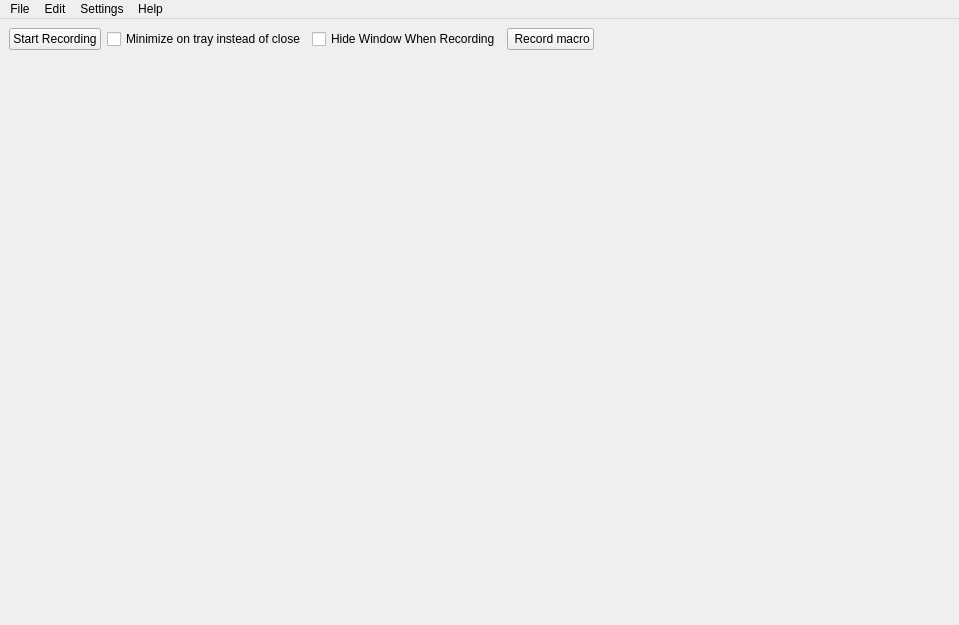
This is ui/MainWindow.ui in nickpnevmati/MacroRecorderPython as Qt 5 draws it before an edit. The edited form follows.
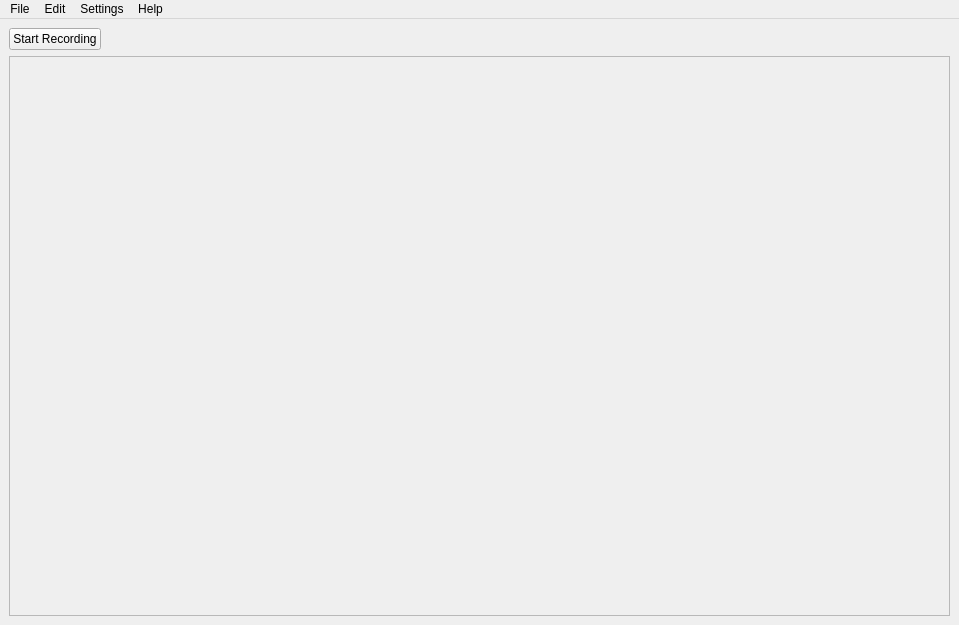
This is the edited form.

Commit message: Updated UI + Added UI build "pipeline"

The edit to the form file:
```diff
--- a/ui/MainWindow.ui
+++ b/ui/MainWindow.ui
@@ -34,6 +34,38 @@
    </property> 
    <!-- THIS IS THE PART WE CARE ABOUT SO FAR, IT HAS THE MAIN BUTTONS ON THE MAIN SCREEN-->
    <layout class="QGridLayout" name="gridLayout">
+    <item row="1" column="0">
+     <widget class="QScrollArea" name="scrollArea">
+      <property name="widgetResizable">
+       <bool>true</bool>
+      </property>
+      <widget class="QWidget" name="scrollAreaWidgetContents">
+       <property name="geometry">
+        <rect>
+         <x>0</x>
+         <y>0</y>
+         <width>939</width>
+         <height>550</height>
+        </rect>
+       </property>
+       <layout class="QVBoxLayout" name="verticalLayout_2">
+        <item>
+         <spacer name="verticalSpacer">
+          <property name="orientation">
+           <enum>Qt::Vertical</enum>
+          </property>
+          <property name="sizeHint" stdset="0">
+           <size>
+            <width>20</width>
+            <height>40</height>
+           </size>
+          </property>
+         </spacer>
+        </item>
+       </layout>
+      </widget>
+     </widget>
+    </item>
     <item row="0" column="0">
      <layout class="QHBoxLayout" name="horizontalLayout">
       <item>
@@ -43,30 +75,6 @@
         </property>
        </widget>
       </item>
-      <item>
-       <widget class = "QCheckBox" name="minimizeOrCloseButton">
-        <property name="text">
-         <string>Minimize on tray instead of close</string>
-        </property>
-       </widget>
-      </item>
-      <item>
-       <widget class="QCheckBox" name="hideWhenRecordingCheckbox">
-        <property name="layoutDirection">
-         <enum>Qt::LeftToRight</enum>
-        </property>
-        <property name="text">
-         <string>Hide Window When Recording</string>
-        </property>
-       </widget>
-      </item>
-      <item>
-       <widget class="QPushButton" name="registerMacroButton">
-        <property name="text">
-         <string> Record macro</string>
-        </property>
-       </widget>
-      </item>
       <item>
        <spacer name="horizontalSpacer">
         <property name="orientation">
@@ -82,19 +90,6 @@
       </item>
      </layout>
     </item>
-    <item row="1" column="0">
-     <spacer name="verticalSpacer">
-      <property name="orientation">
-       <enum>Qt::Vertical</enum>
-      </property>
-      <property name="sizeHint" stdset="0">
-       <size>
-        <width>20</width>
-        <height>40</height>
-       </size>
-      </property>
-     </spacer>
-    </item>
    </layout>
   </widget>
   <widget class="QMenuBar" name="menubar">
```
Left out of the diff: 11 changed lines with no effect on the pictures. The commit also changes 5 other files.
